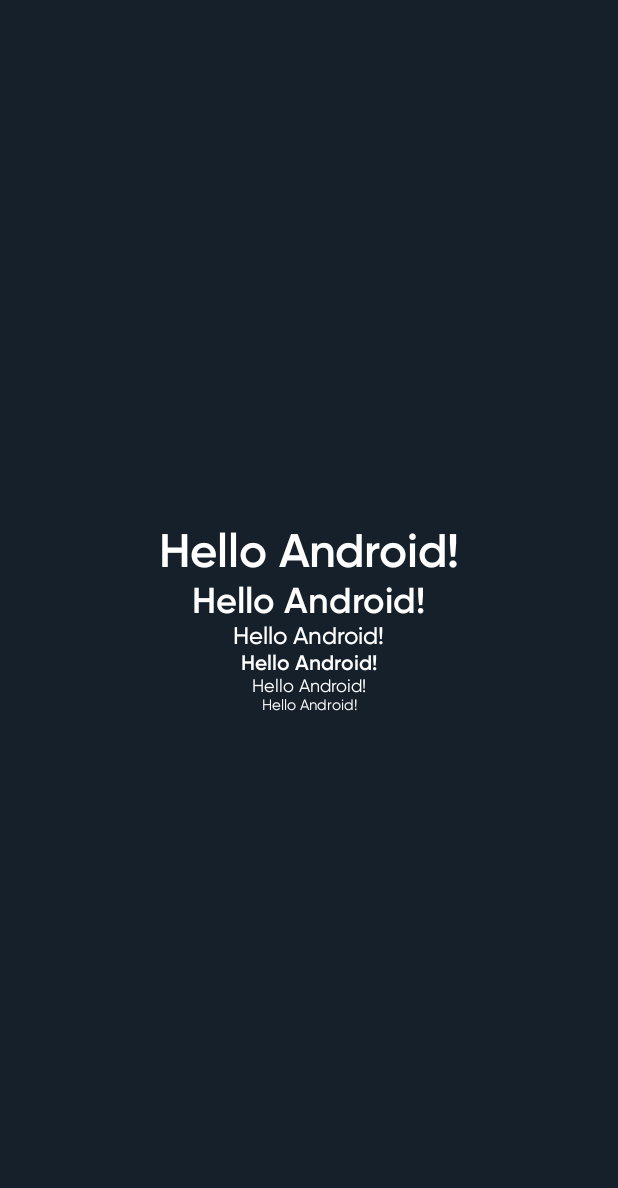
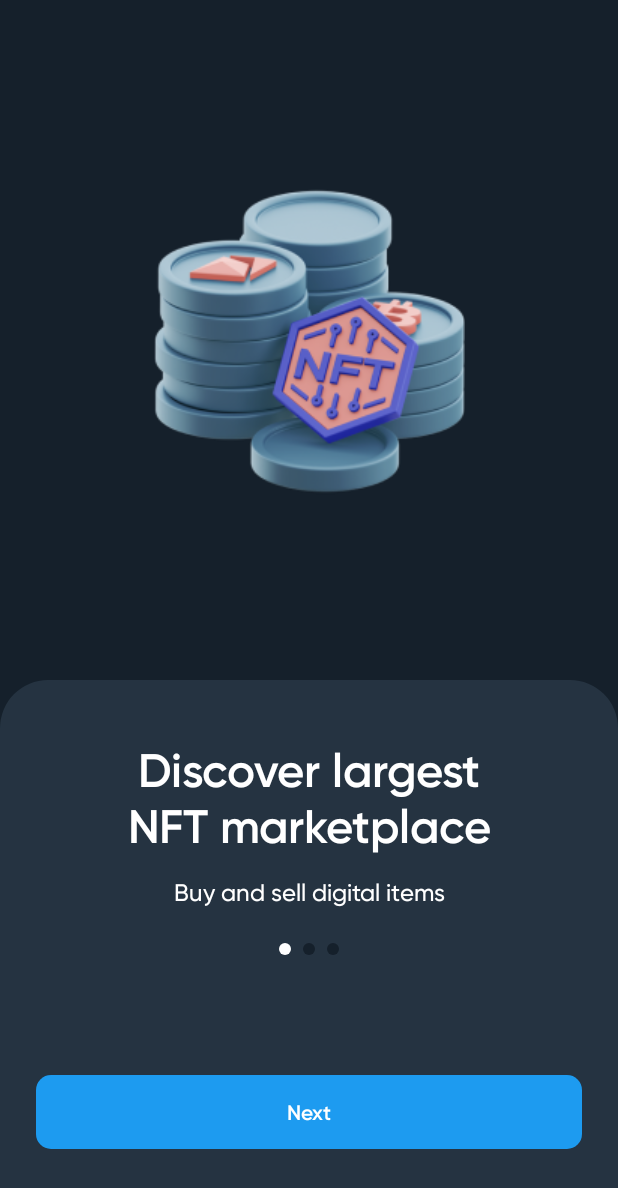
Before and after one commit to imnithish/enefte-compose, an Android app built with Jetpack Compose: the screen it shows after launch (MainActivity), on a phone screen of 412 x 824 dp. Shown: the top 1188 px of the screen. Run offline under Robolectric (Android 15) with nearby library versions, the phone set to English and light mode, and no system bars; our stand-ins replace accompanist.

Commit message:
on boarding screen ui

```diff
--- a/app/build.gradle.kts
+++ b/app/build.gradle.kts
@@ -49,12 +49,16 @@ android {
 
 dependencies {
     implementation(Dependencies.Accompanist.navigationAnimation)
+    implementation(Dependencies.Accompanist.systemUIController)
+    implementation(Dependencies.Accompanist.pager)
+    implementation(Dependencies.Accompanist.pagerIndicator)
     implementation(platform(Dependencies.Networking.okHttpBOM))
     implementation(Dependencies.Networking.okHttp)
     implementation(Dependencies.Networking.okHttpLoggingInterceptor)
     implementation(Dependencies.Networking.retrofit)
     implementation(Dependencies.kotlin)
     implementation(Dependencies.compose)
+    implementation(Dependencies.composeFoundation)
     implementation(Dependencies.material)
     implementation(Dependencies.composePreview)
     implementation(Dependencies.androidXLifecycle)
--- a/app/src/main/AndroidManifest.xml
+++ b/app/src/main/AndroidManifest.xml
@@ -13,6 +13,7 @@
             android:name=".MainActivity"
             android:exported="true"
             android:label="@string/app_name"
+            android:windowSoftInputMode="adjustResize"
             android:theme="@style/Theme.Enefte">
             <intent-filter>
                 <action android:name="android.intent.action.MAIN" />
--- a/app/src/main/java/com/imnstudios/enefte/MainActivity.kt
+++ b/app/src/main/java/com/imnstudios/enefte/MainActivity.kt
@@ -7,56 +7,46 @@ import androidx.compose.foundation.layout.Arrangement
 import androidx.compose.foundation.layout.Column
 import androidx.compose.foundation.layout.fillMaxSize
 import androidx.compose.foundation.layout.padding
+import androidx.compose.foundation.lazy.LazyColumn
 import androidx.compose.material.MaterialTheme
 import androidx.compose.material.Surface
 import androidx.compose.material.Text
 import androidx.compose.runtime.Composable
+import androidx.compose.runtime.SideEffect
 import androidx.compose.ui.Alignment
 import androidx.compose.ui.Modifier
+import androidx.compose.ui.graphics.Color
 import androidx.compose.ui.tooling.preview.Preview
 import androidx.compose.ui.unit.dp
+import androidx.core.view.WindowCompat
+import com.google.accompanist.systemuicontroller.rememberSystemUiController
+import com.imnstudios.enefte.navigation.Navigation
 import com.imnstudios.enefte.ui.theme.DarkColorPalette
 import com.imnstudios.enefte.ui.theme.EnefteTheme
+import com.imnstudios.enefte.ui.theme.white
 
 class MainActivity : ComponentActivity() {
     override fun onCreate(savedInstanceState: Bundle?) {
         super.onCreate(savedInstanceState)
+        WindowCompat.setDecorFitsSystemWindows(window, false)
         setContent {
+            val systemUIController = rememberSystemUiController()
+
+            SideEffect {
+                systemUIController.apply {
+                    setSystemBarsColor(
+                        color = Color.Transparent,
+                        darkIcons = false,
+                    )
+                    setStatusBarColor(
+                        color = Color.Transparent,
+                        darkIcons = false
+                    )
+                }
+            }
             EnefteTheme(colors = DarkColorPalette) {
-                // A surface container using the 'background' color from the theme
-                Surface(
-                    modifier = Modifier.fillMaxSize(),
-                    color = MaterialTheme.colors.background
-                ) {
-                    Greeting("Android")
-                }
+                Navigation()
             }
         }
     }
 }
-
-@Composable
-fun Greeting(name: String) {
-
-    Column(
-        modifier = Modifier.padding(16.dp),
-        horizontalAlignment = Alignment.CenterHorizontally,
-        verticalArrangement = Arrangement.Center
-    ) {
-        Text(text = "Hello $name!", style = MaterialTheme.typography.h1)
-        Text(text = "Hello $name!", style = MaterialTheme.typography.h2)
-        Text(text = "Hello $name!", style = MaterialTheme.typography.body1)
-        Text(text = "Hello $name!", style = MaterialTheme.typography.button)
-        Text(text = "Hello $name!", style = MaterialTheme.typography.caption)
-        Text(text = "Hello $name!", style = MaterialTheme.typography.overline)
-
-    }
-}
-
-@Preview(showBackground = true)
-@Composable
-fun DefaultPreview() {
-    EnefteTheme {
-        Greeting("Android")
-    }
-}
--- /dev/null
+++ b/app/src/main/java/com/imnstudios/enefte/navigation/Navigation.kt
@@ -0,0 +1,46 @@
+@file:Suppress("EXPERIMENTAL_IS_NOT_ENABLED")
+
+package com.imnstudios.enefte.navigation
+
+import androidx.compose.animation.ExperimentalAnimationApi
+import androidx.compose.foundation.background
+import androidx.compose.foundation.layout.Box
+import androidx.compose.foundation.layout.fillMaxSize
+import androidx.compose.runtime.Composable
+import androidx.compose.ui.Modifier
+import androidx.compose.ui.graphics.Color
+import com.google.accompanist.navigation.animation.AnimatedNavHost
+import com.google.accompanist.navigation.animation.composable
+import com.google.accompanist.navigation.animation.rememberAnimatedNavController
+import com.imnstudios.enefte.ui.screens.onboarding.OnBoardingScreen
+
+@OptIn(ExperimentalAnimationApi::class)
+@Composable
+fun Navigation() {
+    val navController = rememberAnimatedNavController()
+    AnimatedNavHost(
+        modifier = Modifier.fillMaxSize(),
+        navController = navController,
+        startDestination = "on_boarding",
+    ) {
+        composable(
+            route = "on_boarding"
+        ) {
+            OnBoardingScreen(
+                navController = navController
+            )
+        }
+
+        composable(
+            route = "start"
+        ) {
+           Box(
+               Modifier
+                   .fillMaxSize()
+                   .background(Color.Red)) {
+
+           }
+        }
+    }
+
+}
--- /dev/null
+++ b/app/src/main/java/com/imnstudios/enefte/ui/components/Button.kt
@@ -0,0 +1,35 @@
+package com.imnstudios.enefte.ui.components
+
+import androidx.compose.foundation.layout.RowScope
+import androidx.compose.foundation.layout.defaultMinSize
+import androidx.compose.foundation.shape.RoundedCornerShape
+import androidx.compose.material.ButtonDefaults
+import androidx.compose.material.MaterialTheme
+import androidx.compose.runtime.Composable
+import androidx.compose.ui.Modifier
+import androidx.compose.ui.unit.dp
+
+@Composable
+fun Button(
+    modifier: Modifier = Modifier,
+    onClick: () -> Unit,
+    content: @Composable RowScope.() -> Unit
+) {
+
+    androidx.compose.material.Button(
+        onClick = onClick,
+        modifier = modifier.defaultMinSize(minHeight = 49.dp),
+        shape = RoundedCornerShape(10.dp),
+        elevation = ButtonDefaults.elevation(
+            defaultElevation = 0.dp,
+            pressedElevation = 0.dp,
+            disabledElevation = 0.dp
+        ),
+        colors = ButtonDefaults.buttonColors(
+            backgroundColor = MaterialTheme.colors.primary,
+            contentColor = MaterialTheme.colors.onBackground
+        ),
+        content = content
+    )
+
+}
--- /dev/null
+++ b/app/src/main/java/com/imnstudios/enefte/ui/screens/onboarding/Data.kt
@@ -0,0 +1,17 @@
+package com.imnstudios.enefte.ui.screens.onboarding
+
+import com.imnstudios.enefte.R
+
+object Data {
+
+    data class OnBoardingData(
+        val text: String,
+        val image: Int
+    )
+
+    val OnBoardingDataItems = listOf(
+        OnBoardingData("Discover largest NFT marketplace", R.drawable.image_3),
+        OnBoardingData("Start your own NFT gallery now", R.drawable.image_5),
+        OnBoardingData("Discovering the  world of crypto art", R.drawable.image_8)
+    )
+}
--- /dev/null
+++ b/app/src/main/java/com/imnstudios/enefte/ui/screens/onboarding/OnBoardingScreen.kt
@@ -0,0 +1,134 @@
+@file:Suppress("EXPERIMENTAL_IS_NOT_ENABLED")
+
+package com.imnstudios.enefte.ui.screens.onboarding
+
+import androidx.compose.foundation.Image
+import androidx.compose.foundation.background
+import androidx.compose.foundation.layout.*
+import androidx.compose.foundation.shape.RoundedCornerShape
+import androidx.compose.material.MaterialTheme
+import androidx.compose.material.Surface
+import androidx.compose.material.Text
+import androidx.compose.runtime.Composable
+import androidx.compose.runtime.rememberCoroutineScope
+import androidx.compose.ui.Alignment
+import androidx.compose.ui.Modifier
+import androidx.compose.ui.res.painterResource
+import androidx.compose.ui.text.style.TextAlign
+import androidx.compose.ui.unit.dp
+import androidx.navigation.NavController
+import com.google.accompanist.pager.ExperimentalPagerApi
+import com.google.accompanist.pager.HorizontalPager
+import com.google.accompanist.pager.HorizontalPagerIndicator
+import com.google.accompanist.pager.rememberPagerState
+import com.imnstudios.enefte.ui.components.Button
+import com.imnstudios.enefte.ui.screens.onboarding.Data.OnBoardingDataItems
+import com.imnstudios.enefte.ui.util.disabledHorizontalPointerInputScroll
+import kotlinx.coroutines.launch
+
+@OptIn(ExperimentalPagerApi::class)
+@Composable
+fun OnBoardingScreen(
+    navController: NavController
+) {
+
+    val pagerState = rememberPagerState(initialPage = 0)
+    val pagerState2 = rememberPagerState(initialPage = 0)
+    val scope = rememberCoroutineScope()
+    val scope2 = rememberCoroutineScope()
+
+    Box(
+        modifier = Modifier
+            .fillMaxSize()
+            .background(MaterialTheme.colors.background),
+    ) {
+
+        HorizontalPager(
+            state = pagerState2,
+            modifier = Modifier
+                .fillMaxWidth()
+                .fillMaxHeight(fraction = 0.55f)
+                .statusBarsPadding()
+                .disabledHorizontalPointerInputScroll()
+                .align(Alignment.TopCenter),
+            count = OnBoardingDataItems.size
+        ) { page ->
+            Image(
+                modifier = Modifier.size(207.dp),
+                painter = painterResource(id = OnBoardingDataItems[page].image),
+                contentDescription = ""
+            )
+        }
+
+        Surface(
+            Modifier
+                .fillMaxWidth()
+                .fillMaxHeight(fraction = 0.45f)
+                .align(Alignment.BottomCenter),
+            elevation = 0.dp,
+            color = MaterialTheme.colors.secondary,
+            shape = RoundedCornerShape(topEnd = 32.dp, topStart = 32.dp)
+        ) {
+            Column(horizontalAlignment = Alignment.CenterHorizontally) {
+
+                HorizontalPager(
+                    state = pagerState,
+                    modifier = Modifier
+                        .fillMaxWidth()
+                        .padding(top = 42.dp)
+                        .sizeIn(maxHeight = 82.dp)
+                        .disabledHorizontalPointerInputScroll(),
+                    count = OnBoardingDataItems.size
+                ) { page ->
+                    Text(
+                        modifier = Modifier.sizeIn(maxWidth = 277.dp),
+                        textAlign = TextAlign.Center,
+                        text = OnBoardingDataItems[page].text,
+                        style = MaterialTheme.typography.h1
+                    )
+                }
+
+                Text(
+                    modifier = Modifier
+                        .fillMaxWidth()
+                        .sizeIn(maxWidth = 277.dp)
+                        .padding(top = 16.dp, start = 16.dp, end = 16.dp),
+                    textAlign = TextAlign.Center,
+                    text = "Buy and sell digital items",
+                    style = MaterialTheme.typography.body1
+                )
+
+                HorizontalPagerIndicator(
+                    modifier = Modifier.padding(top = 24.dp),
+                    pagerState = pagerState,
+                    activeColor = MaterialTheme.colors.onBackground,
+                    inactiveColor = MaterialTheme.colors.background,
+                    indicatorHeight = 8.dp,
+                    indicatorWidth = 8.dp
+                )
+                Button(modifier = Modifier
+                    .fillMaxWidth()
+                    .padding(horizontal = 24.dp)
+                    .padding(top = 80.dp),
+                    onClick = {
+                        if (pagerState.currentPage == 2)
+                            navController.navigate("start")
+                        else {
+                            scope.launch {
+                                pagerState.animateScrollToPage(pagerState.currentPage + 1)
+                            }
+                            scope2.launch {
+                                pagerState2.animateScrollToPage(pagerState2.currentPage + 1)
+                            }
+                        }
+                    }) {
+                    Text(text = "Next", style = MaterialTheme.typography.button)
+                }
+
+                Spacer(modifier = Modifier.navigationBarsPadding())
+            }
+        }
+
+
+    }
+}
--- /dev/null
+++ b/app/src/main/java/com/imnstudios/enefte/ui/util/ViewUtil.kt
@@ -0,0 +1,17 @@
+package com.imnstudios.enefte.ui.util
+
+import androidx.compose.ui.Modifier
+import androidx.compose.ui.geometry.Offset
+import androidx.compose.ui.input.nestedscroll.NestedScrollConnection
+import androidx.compose.ui.input.nestedscroll.NestedScrollSource
+import androidx.compose.ui.input.nestedscroll.nestedScroll
+import androidx.compose.ui.unit.Velocity
+
+
+private val HorizontalScrollConsumer = object : NestedScrollConnection {
+    override fun onPreScroll(available: Offset, source: NestedScrollSource) = available.copy(y = 0f)
+    override suspend fun onPreFling(available: Velocity) = available.copy(y = 0f)
+}
+
+fun Modifier.disabledHorizontalPointerInputScroll(disabled: Boolean = true) =
+    if (disabled) this.nestedScroll(HorizontalScrollConsumer) else this
--- a/buildSrc/src/main/kotlin/Dependencies.kt
+++ b/buildSrc/src/main/kotlin/Dependencies.kt
@@ -1,6 +1,7 @@
 object Dependencies {
     val kotlin by lazy { "androidx.core:core-ktx:${Versions.kotlin}" }
     val compose by lazy { "androidx.core:core-ktx:${Versions.compose}" }
+    val composeFoundation by lazy { "androidx.compose.foundation:foundation:1.2.0-alpha06" }
     val material by lazy { "androidx.compose.material:material:${Versions.compose}" }
     val composePreview by lazy { "androidx.compose.ui:ui-tooling-preview:${Versions.compose}" }
     val androidXLifecycle by lazy { "androidx.lifecycle:lifecycle-runtime-ktx:${Versions.androidx_lifecycle}" }
@@ -20,5 +21,8 @@ object Dependencies {
 
     object Accompanist {
         val navigationAnimation by lazy { "com.google.accompanist:accompanist-navigation-animation:${Versions.accompanist}" }
+        val pager by lazy { "com.google.accompanist:accompanist-pager:${Versions.accompanist}" }
+        val pagerIndicator by lazy { "com.google.accompanist:accompanist-pager-indicators:${Versions.accompanist}" }
+        val systemUIController by lazy { "com.google.accompanist:accompanist-systemuicontroller:${Versions.accompanist}" }
     }
 }
```
Also changed, not shown: app/src/main/res/drawable/ic_logo.xml (added, +48 -0 lines), app/src/main/res/drawable/image_3.png (added), app/src/main/res/drawable/image_5.png (added), app/src/main/res/drawable/image_8.png (added), 102 other files.
